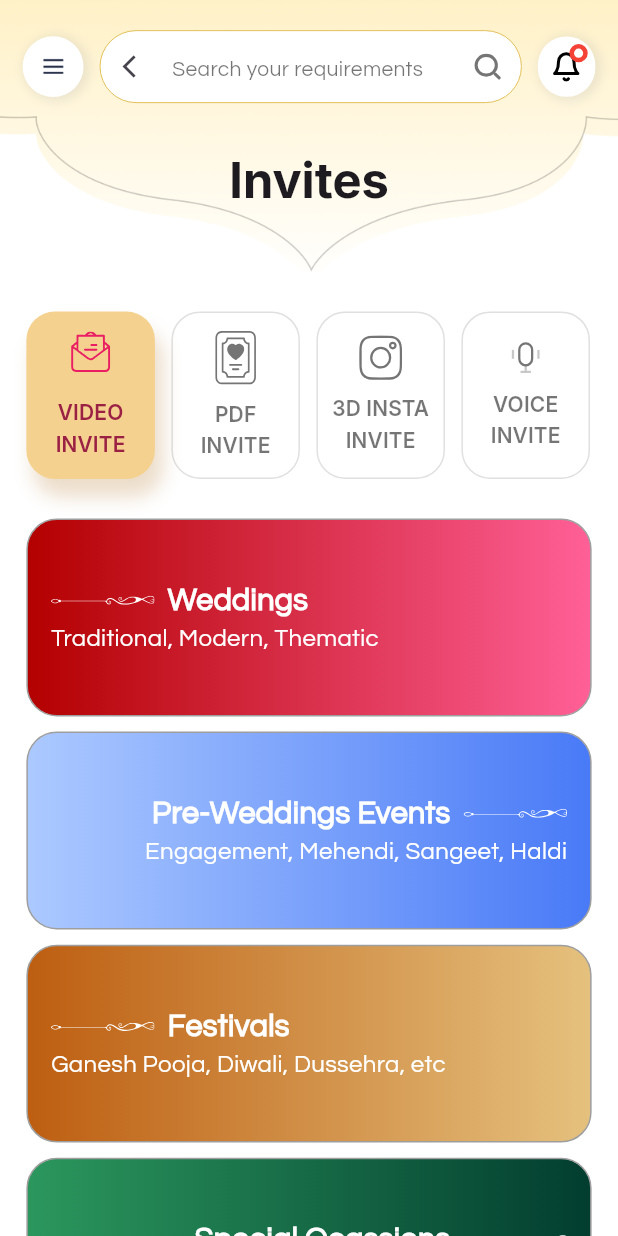
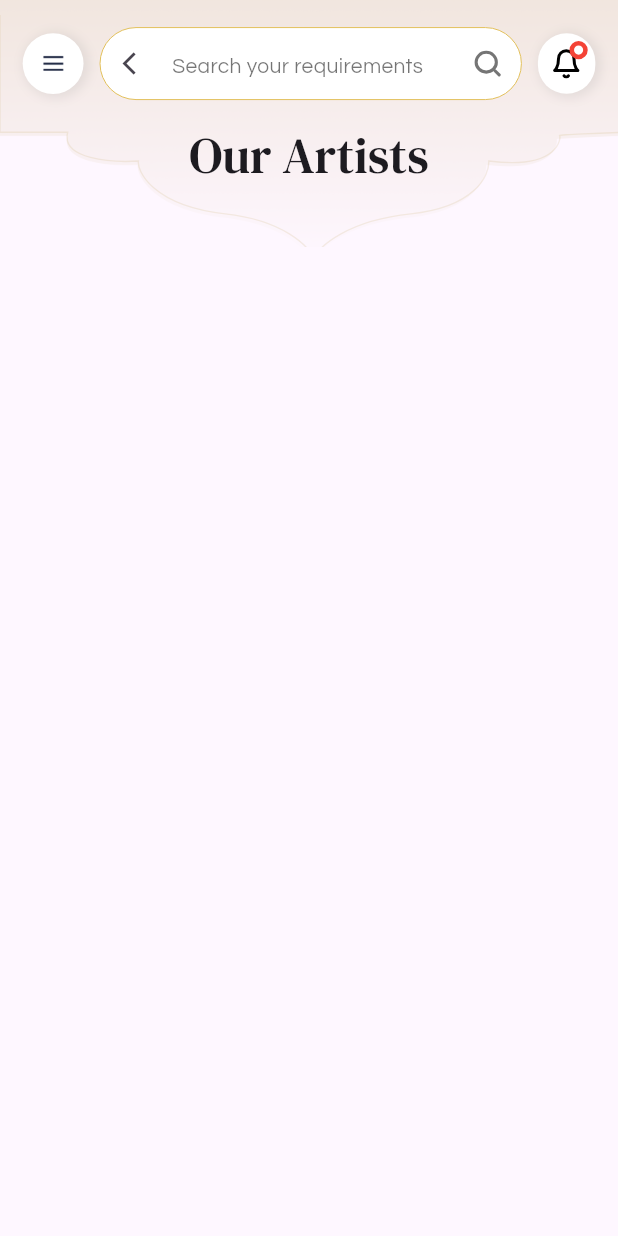
Before and after one commit to adarsht552/wedding_flutter_app, a Flutter app: the screen it shows after launch, on a phone screen of 412 x 824 dp. Run offline on Flutter 3.47's test engine with Material 3 defaults, Android fonts, the phone set to English and light mode, and no system bars; our stand-ins replace cloud_firestore, firebase_auth, firebase_core, flutter_screenutil, flutter_svg, google_sign_in and 2 more; missing offline and left inert: firebase_app_check; accounts and stored records are empty.

Commit message:
home_screen!

```diff
--- a/lib/main.dart
+++ b/lib/main.dart
@@ -2,7 +2,7 @@ import 'package:firebase_app_check/firebase_app_check.dart';
 import 'package:flutter/material.dart';
 import 'package:firebase_core/firebase_core.dart';
 import 'package:wedding/firebase_options.dart';
-import 'package:wedding/screens/invite_screen.dart';
+import 'package:wedding/screens/artists_screen.dart';
 import 'package:wedding/screens/mobile_otp_screen.dart';
 import 'package:wedding/screens/singUp_screen.dart';
 import 'package:flutter_screenutil/flutter_screenutil.dart';
@@ -36,7 +36,7 @@ class MyApp extends StatelessWidget {
           debugShowCheckedModeBanner: false,
           title: 'Flutter Demo',
           theme: textTheme,
-          home: InviteScreen(),
+          home: ArtistsScreen(),
           routes: {
             '/SingIn': (context) => const SignUpScreen(),
             '/SingUp': (context) => const SingUp(),
--- /dev/null
+++ b/lib/screens/artists_screen.dart
@@ -0,0 +1,23 @@
+import 'package:flutter/material.dart';
+import 'package:wedding/utils/widgets/header_widget.dart';
+
+class ArtistsScreen extends StatelessWidget {
+  ArtistsScreen({super.key});
+
+  final TextEditingController controller = TextEditingController();
+  @override
+  Widget build(BuildContext context) {
+    return Scaffold(
+      body: SafeArea(
+        child: Column(
+          children: [
+            HeaderWidget(
+                controller: controller,
+                onBackPressed: () {},
+                text: "Our Artists"),
+          ],
+        ),
+      ),
+    );
+  }
+}
--- a/lib/screens/invite_screen.dart
+++ b/lib/screens/invite_screen.dart
@@ -53,7 +53,9 @@ class _InviteScreenState extends State<InviteScreen> {
             SvgPicture.asset(
               svgPath,
               colorFilter: ColorFilter.mode(
-                  selectedIndex == index ? Colors.pink : Colors.black54,
+                  selectedIndex == index
+                      ? Colors.pink
+                      : const Color(0xff9A999E),
                   BlendMode.srcIn),
             ),
             SizedBox(height: 8.h),
@@ -171,7 +173,7 @@ class _InviteScreenState extends State<InviteScreen> {
                 padding: EdgeInsets.symmetric(horizontal: 14.0.w),
                 child: Container(
                   padding: EdgeInsets.symmetric(horizontal: 15.w),
-                  height: 150.h,
+                  height: 140.h,
                   width: double.infinity,
                   decoration: BoxDecoration(
                     borderRadius: BorderRadius.circular(8),
@@ -213,14 +215,17 @@ class _InviteScreenState extends State<InviteScreen> {
                   ),
                 ),
               ),
-              SizedBox(height: 10.h),
+              SizedBox(height: 20.h),
               Align(
                 alignment: Alignment.topLeft,
                 child: Padding(
                   padding: EdgeInsets.symmetric(horizontal: 16.0.w),
                   child: Text(
                     "FAQs",
-                    style: Theme.of(context).textTheme.titleLarge,
+                    style: Theme.of(context)
+                        .textTheme
+                        .headlineMedium!
+                        .copyWith(fontSize: 24.sp),
                   ),
                 ),
               ),
@@ -233,7 +238,7 @@ class _InviteScreenState extends State<InviteScreen> {
                     .titleLarge!
                     .copyWith(fontSize: 18.sp),
               ),
-              SizedBox(height: 20.h),
+              SizedBox(height: 10.h),
               ElevatedButton(
                 onPressed: () {},
                 style: ElevatedButton.styleFrom(
--- a/lib/screens/tools_screen.dart
+++ b/lib/screens/tools_screen.dart
@@ -27,7 +27,7 @@ class ToolsScreen extends StatelessWidget {
               ),
               SizedBox(height: 30.h),
               Wrap(
-                spacing: 5.w,
+                spacing: 8.w,
                 runSpacing: 10.h,
                 children: const [
                   GradientContainer(
@@ -42,7 +42,7 @@ class ToolsScreen extends StatelessWidget {
                   ),
                   GradientContainer(
                     svgPath: "assets/svg/calc.svg",
-                    title: "BUDGET CALCULATOR",
+                    title: "BUDGET\nCALCULATOR",
                     subTitle: "PLAN YOUR DREAM WEDDING BUDGET",
                     colors: [
                       Color(0xff8D54D7),
--- a/lib/utils/theme/text_theme.dart
+++ b/lib/utils/theme/text_theme.dart
@@ -22,5 +22,17 @@ final ThemeData textTheme = ThemeData(
         fontFamily: 'Questrial',
         fontSize: 14,
         fontWeight: FontWeight.w500), // Questrial semi bold
+    displayMedium: TextStyle(
+      fontFamily: 'DMSans',
+    ),
+    headlineMedium: TextStyle(
+      fontFamily: 'DMSerif',
+    ),
+    labelMedium: TextStyle(
+      fontFamily: 'Lato',
+    ),
+    labelLarge: TextStyle(
+      fontFamily: 'Annabelle',
+    ),
   ),
 );
--- a/lib/utils/widgets/blur_widget.dart
+++ b/lib/utils/widgets/blur_widget.dart
@@ -18,13 +18,15 @@ class BlurWidget extends StatelessWidget {
         child: BackdropFilter(
           filter: ImageFilter.blur(sigmaY: 20, sigmaX: 20),
           child: Container(
+              height: 36.h,
+              width: 97.w,
               padding: EdgeInsets.all(6.r),
               decoration: BoxDecoration(
                 border: Border.all(
                   width: 1.4,
                   color: const Color.fromARGB(255, 226, 192, 91),
                 ),
-                borderRadius: BorderRadius.circular(22),
+                borderRadius: BorderRadius.circular(32.r),
                 color: Colors.black12,
               ),
               child: child),
--- a/lib/utils/widgets/header_widget.dart
+++ b/lib/utils/widgets/header_widget.dart
@@ -1,5 +1,6 @@
 import 'package:flutter/material.dart';
 import 'package:flutter_screenutil/flutter_screenutil.dart';
+import 'package:flutter_svg/flutter_svg.dart';
 import 'package:wedding/utils/widgets/search_bar.dart';
 
 class HeaderWidget extends StatelessWidget {
@@ -19,13 +20,16 @@ class HeaderWidget extends StatelessWidget {
     return LayoutBuilder(
       builder: (context, constraints) {
         return SizedBox(
-          height: 0.22.sh,
+          height: 0.20.sh,
           width: double.infinity,
           child: Stack(
             fit: StackFit.expand,
             children: [
-              Image.asset('assets/images/headerbg.png',
-                  fit: BoxFit.cover, color: Colors.amber),
+              Image.asset(
+                'assets/images/Vector_34.png',
+                color: const Color(0xffD6C29B),
+                fit: BoxFit.cover,
+              ),
               Positioned(
                 top: 0.01.sh,
                 left: 0.01.sw,
@@ -41,19 +45,21 @@ class HeaderWidget extends StatelessWidget {
                 bottom: 0,
                 left: 0,
                 right: 0,
-                child: Image.asset(
-                  "assets/images/design.png",
-                  color: Colors.black,
-                  fit: BoxFit.fitWidth,
+                top: 10,
+                child: SvgPicture.asset(
+                  "assets/svg/Vector_35.svg",
+                  fit: BoxFit.cover,
+                  colorFilter: const ColorFilter.mode(
+                      Color(0xffCDB67E), BlendMode.srcIn),
                 ),
               ),
               Positioned(
-                top: 0.12.sh,
+                top: 0.10.sh,
                 left: 0,
                 right: 0,
                 child: Text(
                   text,
-                  style: Theme.of(context).textTheme.titleLarge!.copyWith(
+                  style: Theme.of(context).textTheme.headlineMedium!.copyWith(
                         fontSize: 0.04.sh,
                       ),
                   textAlign: TextAlign.center,
--- a/lib/utils/widgets/horizontal_container.dart
+++ b/lib/utils/widgets/horizontal_container.dart
@@ -23,7 +23,7 @@ class HorizontalContainer extends StatelessWidget {
     return Padding(
       padding: EdgeInsets.symmetric(horizontal: 16.0.w),
       child: Container(
-        height: 130.h,
+        height: 100.h,
         width: double.infinity,
         decoration: BoxDecoration(
           gradient: LinearGradient(
@@ -55,7 +55,7 @@ class HorizontalContainer extends StatelessWidget {
                               Theme.of(context).textTheme.bodyMedium!.copyWith(
                                     color: Colors.white,
                                     fontFamily: 'Questrial',
-                                    fontSize: 20.sp,
+                                    fontSize: 16.sp,
                                     fontWeight: FontWeight.bold,
                                   ),
                         )
@@ -67,7 +67,7 @@ class HorizontalContainer extends StatelessWidget {
                               Theme.of(context).textTheme.bodyMedium!.copyWith(
                                     color: Colors.white,
                                     fontFamily: 'Questrial',
-                                    fontSize: 20.sp,
+                                    fontSize: 16.sp,
                                     fontWeight: FontWeight.bold,
                                   ),
                         ),
@@ -83,7 +83,7 @@ class HorizontalContainer extends StatelessWidget {
                     style: Theme.of(context).textTheme.bodyMedium!.copyWith(
                         color: Colors.white,
                         fontFamily: 'Questrial',
-                        fontSize: 16),
+                        fontSize: 14),
                   ),
                 ],
               ),
--- a/lib/utils/widgets/search_bar.dart
+++ b/lib/utils/widgets/search_bar.dart
@@ -19,7 +19,7 @@ class CustomSearchBar extends StatelessWidget {
   @override
   Widget build(BuildContext context) {
     return Container(
-      padding: EdgeInsets.symmetric(horizontal: 10.w, vertical: 12.h),
+      padding: EdgeInsets.symmetric(horizontal: 10.w, vertical: 10.h),
       child: Row(
         children: [
           Builder(
```
Also changed, not shown: lib/screens/home_screen.dart (added, +103 -0 lines), lib/screens/nimantrak_screen.dart (+9 -9 lines), lib/utils/widgets/faq_widget.dart (+16 -5 lines), lib/utils/widgets/gradient_container.dart (+21 -18 lines), pubspec.yaml (+12 -0 lines), assets/fonts/Annabelle.ttf (added), assets/fonts/DMSans_Regular.ttf (added), assets/fonts/DMSerif_Regular.ttf (added), assets/fonts/Lato_Regular.ttf (added), assets/images/Vector_34.png (added), assets/svg/Vector_35.svg (added).
